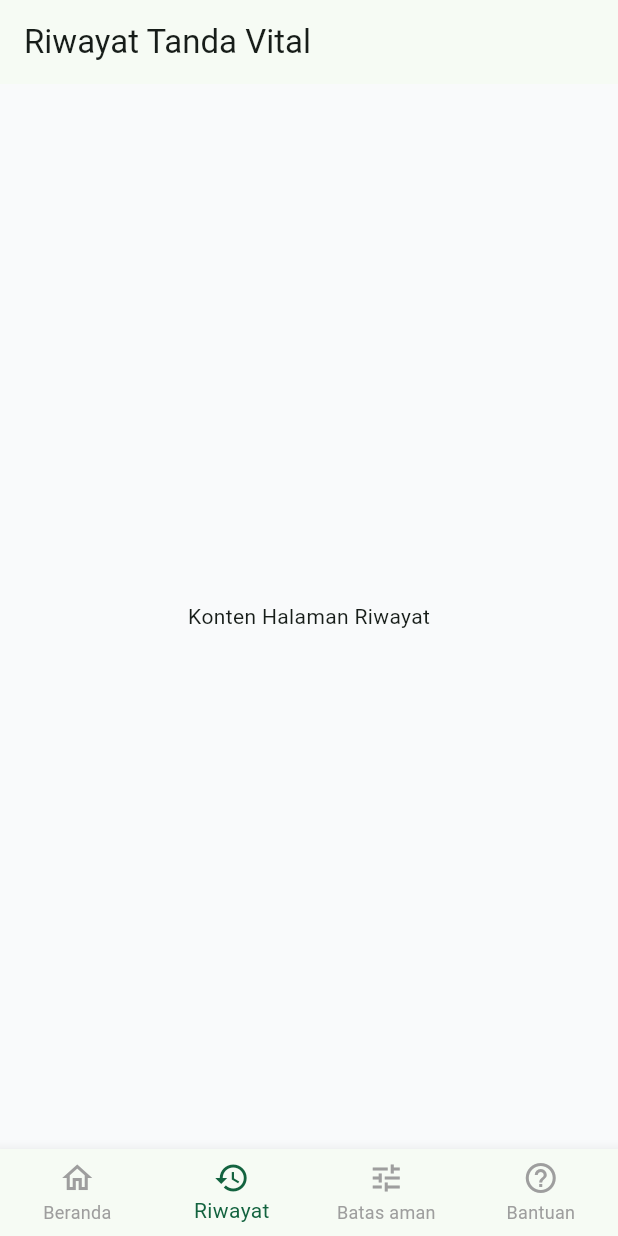
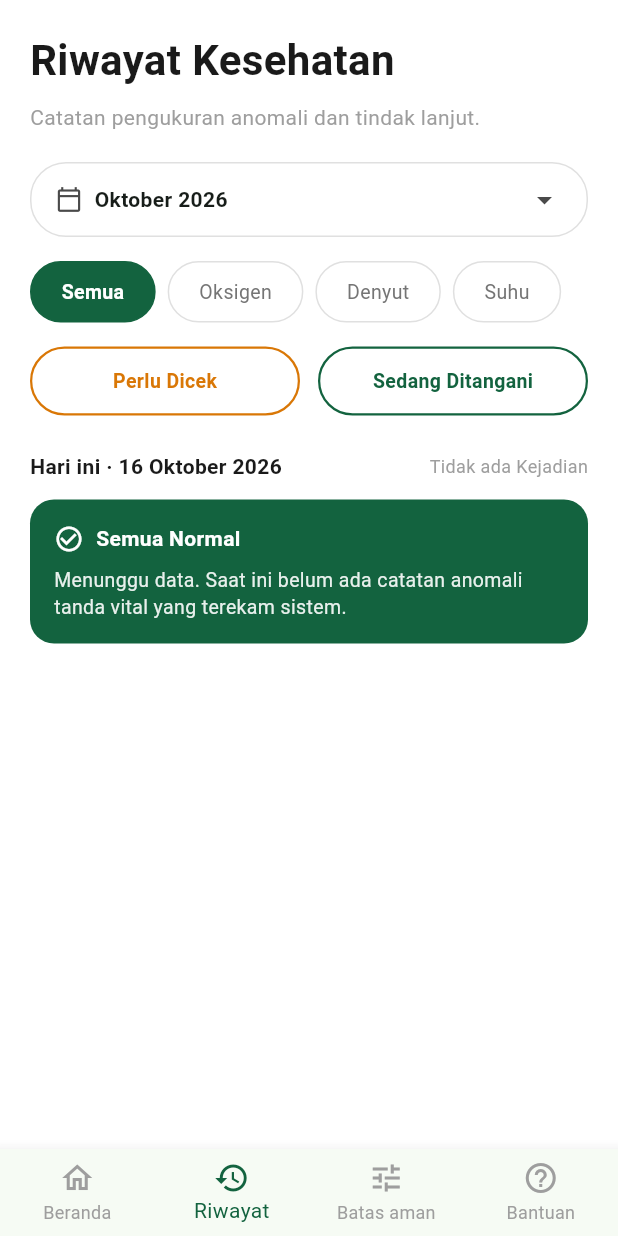
Before and after one commit to uusrajaminyak/Elder-Health-Monitoring, a Flutter app: the screen it shows after launch, item 2 of the bottom bar chosen, on a phone screen of 412 x 824 dp. Run offline on Flutter 3.47's test engine with Material 3 defaults, Android fonts, the phone set to English and light mode, and no system bars; our stand-ins replace fl_chart, flutter_riverpod; network calls fail.

Commit message:
add history anomaly

```diff
--- a/mobile/lib/features/dashboard/screens/dashboard_screen.dart
+++ b/mobile/lib/features/dashboard/screens/dashboard_screen.dart
@@ -55,7 +55,7 @@ class _DashboardScreenState extends ConsumerState<DashboardScreen> {
 
   @override
   Widget build(BuildContext context) {
-    // REVISI KRITIS: Menggunakan ref.listen untuk memicu dialog HANYA jika ada alert baru masuk
+    // KODE YANG DIPERTAHANKAN: Hanya mendengarkan event Jatuh untuk memunculkan Popup Dialog
     ref.listen<VitalsState>(vitalsProvider, (previous, next) {
       final hasNewAlert = next.activeAlert != null && previous?.activeAlert != next.activeAlert;
       if (hasNewAlert && !_isDialogShowing) {
@@ -491,7 +491,7 @@ class _DashboardScreenState extends ConsumerState<DashboardScreen> {
                     width: double.infinity,
                     height: 48,
                     child: ElevatedButton.icon(
-                      onPressed: null, // Disabled button saat offline
+                      onPressed: null,
                       style: ElevatedButton.styleFrom(
                         backgroundColor: AppColors.disabledCard,
                         foregroundColor: AppColors.disabledText,
--- /dev/null
+++ b/mobile/lib/features/dashboard/screens/history_screen.dart
@@ -0,0 +1,302 @@
+import 'package:flutter/material.dart';
+import 'package:flutter_riverpod/flutter_riverpod.dart';
+import 'package:intl/intl.dart';
+
+// Pastikan path import ini sesuai dengan lokasi vitals_provider Anda
+import '../../../shared/providers/vitals_provider.dart';
+
+class HistoryScreen extends ConsumerStatefulWidget {
+  const HistoryScreen({super.key});
+
+  @override
+  ConsumerState<HistoryScreen> createState() => _HistoryScreenState();
+}
+
+class _HistoryScreenState extends ConsumerState<HistoryScreen> {
+  String _selectedCategory = 'Semua';
+  EventStatus? _selectedStatusFilter;
+
+  late DateTime _selectedMonth;
+  late List<DateTime> _availableMonths;
+
+  @override
+  void initState() {
+    super.initState();
+    final now = DateTime.now();
+    _selectedMonth = DateTime(now.year, now.month);
+    _availableMonths = [
+      DateTime(now.year, now.month),
+      DateTime(now.year, now.month - 1),
+      DateTime(now.year, now.month - 2),
+    ];
+  }
+
+  // Fungsi Filter
+  List<HealthEvent> _applyFilters(List<HealthEvent> allEvents) {
+    return allEvents.where((event) {
+
+      if (_selectedCategory == 'Oksigen' && event.type != VitalType.oksigen) return false;
+      if (_selectedCategory == 'Denyut' && event.type != VitalType.denyut) return false;
+      if (_selectedCategory == 'Suhu' && event.type != VitalType.suhu) return false;
+      if (_selectedStatusFilter != null && event.status != _selectedStatusFilter) return false;
+
+      return true;
+    }).toList();
+  }
+
+  // Fungsi Pengelompokan berdasar Tanggal
+  Map<String, List<HealthEvent>> _groupEventsByDate(List<HealthEvent> events) {
+    final Map<String, List<HealthEvent>> grouped = {};
+    for (var event in events) {
+      final dateKey = DateFormat('yyyy-MM-dd').format(event.timestamp);
+      grouped.putIfAbsent(dateKey, () => []).add(event);
+    }
+    return grouped;
+  }
+
+  @override
+  Widget build(BuildContext context) {
+    // 100% DINAMIS DAN SINKRON: Menarik riwayat yang tercatat di state Dashboard
+    final vitalsState = ref.watch(vitalsProvider);
+    final allEvents = vitalsState.anomalyHistory;
+
+    final filteredEvents = _applyFilters(allEvents);
+    final groupedData = _groupEventsByDate(filteredEvents);
+
+    final today = DateTime.now();
+    final isCurrentMonthSelected = _selectedMonth.year == today.year && _selectedMonth.month == today.month;
+
+    return Scaffold(
+      backgroundColor: Colors.white,
+      body: SafeArea(
+        child: SingleChildScrollView(
+          padding: const EdgeInsets.all(20.0),
+          child: Column(
+            crossAxisAlignment: CrossAxisAlignment.start,
+            children: [
+              // HEADER
+              const Text('Riwayat Kesehatan', style: TextStyle(fontSize: 28, fontWeight: FontWeight.bold, color: Color(0xFF1A1A1A))),
+              const SizedBox(height: 8),
+              const Text('Catatan pengukuran anomali dan tindak lanjut.', style: TextStyle(fontSize: 14, color: Colors.grey, height: 1.4)),
+              const SizedBox(height: 20),
+
+              // DROPDOWN BULAN
+              PopupMenuButton<DateTime>(
+                onSelected: (date) => setState(() => _selectedMonth = date),
+                itemBuilder: (context) {
+                  return _availableMonths.map((date) => PopupMenuItem<DateTime>(value: date, child: Text(DateFormat('MMMM yyyy', 'id_ID').format(date)))).toList();
+                },
+                child: Container(
+                  padding: const EdgeInsets.symmetric(horizontal: 16, vertical: 12),
+                  decoration: BoxDecoration(border: Border.all(color: Colors.grey.shade300), borderRadius: BorderRadius.circular(24)),
+                  child: Row(
+                    children: [
+                      const Icon(Icons.calendar_today_outlined, size: 18, color: Color(0xFF4A4A4A)),
+                      const SizedBox(width: 8),
+                      Expanded(child: Text(DateFormat('MMMM yyyy', 'id_ID').format(_selectedMonth), style: const TextStyle(fontSize: 14, fontWeight: FontWeight.bold))),
+                      const Icon(Icons.arrow_drop_down, color: Color(0xFF4A4A4A)),
+                    ],
+                  ),
+                ),
+              ),
+              const SizedBox(height: 16),
+
+              // FILTER KATEGORI
+              SingleChildScrollView(
+                scrollDirection: Axis.horizontal,
+                child: Row(
+                  children: [
+                    _buildCategoryChip('Semua'), const SizedBox(width: 8),
+                    _buildCategoryChip('Oksigen'), const SizedBox(width: 8),
+                    _buildCategoryChip('Denyut'), const SizedBox(width: 8),
+                    _buildCategoryChip('Suhu'),
+                  ],
+                ),
+              ),
+              const SizedBox(height: 16),
+
+              // FILTER STATUS
+              Row(
+                children: [
+                  Expanded(child: _buildStatusFilterButton(label: 'Perlu Dicek', status: EventStatus.perluDicek, activeColor: const Color(0xFFD97706))),
+                  const SizedBox(width: 12),
+                  Expanded(child: _buildStatusFilterButton(label: 'Sedang Ditangani', status: EventStatus.sedangDitangani, activeColor: const Color(0xFF13633F))),
+                ],
+              ),
+              const SizedBox(height: 24),
+
+              // TAMPILKAN HASIL ANOMALI JIKA ADA
+              if (groupedData.isNotEmpty) ...[
+                ...groupedData.entries.map((entry) {
+                  final dateObj = DateTime.parse(entry.key);
+                  final formattedDate = _formatDateHeader(dateObj);
+                  final events = entry.value;
+
+                  return Column(
+                    crossAxisAlignment: CrossAxisAlignment.start,
+                    children: [
+                      _buildDateHeader(formattedDate, '${events.length} kejadian'),
+                      const SizedBox(height: 12),
+                      ...events.map((event) => Padding(padding: const EdgeInsets.only(bottom: 12.0), child: _buildAnomalyCard(event))),
+                      const SizedBox(height: 12),
+                    ],
+                  );
+                }),
+              ],
+
+              // TAMPILKAN NORMAL JIKA KOSONG / BELUM ADA ANOMALI HARI INI
+              if (groupedData.isEmpty) ...[
+                if (isCurrentMonthSelected && _selectedCategory == 'Semua' && _selectedStatusFilter == null) ...[
+                  _buildDateHeader('Hari ini · ${DateFormat('d MMMM yyyy', 'id_ID').format(today)}', 'Tidak ada Kejadian'),
+                  const SizedBox(height: 12),
+                  Container(
+                    width: double.infinity,
+                    padding: const EdgeInsets.all(16),
+                    decoration: BoxDecoration(color: const Color(0xFF13633F), borderRadius: BorderRadius.circular(16)),
+                    child: Column(
+                      crossAxisAlignment: CrossAxisAlignment.start,
+                      children: [
+                        Row(
+                          children: const [
+                            Icon(Icons.check_circle_outline, color: Colors.white, size: 20),
+                            SizedBox(width: 8),
+                            Text('Semua Normal', style: TextStyle(color: Colors.white, fontWeight: FontWeight.bold, fontSize: 14)),
+                          ],
+                        ),
+                        const SizedBox(height: 8),
+                        Text('Menunggu data. Saat ini belum ada catatan anomali tanda vital yang terekam sistem.', style: TextStyle(color: Colors.white.withOpacity(0.9), fontSize: 13, height: 1.4)),
+                      ],
+                    ),
+                  ),
+                ] else ...[
+                  Container(
+                    width: double.infinity, padding: const EdgeInsets.all(24),
+                    decoration: BoxDecoration(color: Colors.grey.shade50, borderRadius: BorderRadius.circular(16), border: Border.all(color: Colors.grey.shade200)),
+                    child: Column(
+                      children: const [
+                        Icon(Icons.search_off, size: 48, color: Colors.grey), SizedBox(height: 12),
+                        Text('Tidak Ada Kejadian', style: TextStyle(fontWeight: FontWeight.bold, fontSize: 16)), SizedBox(height: 4),
+                        Text('Tidak ada catatan riwayat yang sesuai dengan filter yang Anda pilih.', textAlign: TextAlign.center, style: TextStyle(fontSize: 13, color: Colors.grey)),
+                      ],
+                    ),
+                  ),
+                ],
+              ],
+
+              const SizedBox(height: 32),
+            ],
+          ),
+        ),
+      ),
+    );
+  }
+
+  // WIDGET HELPERS
+  Widget _buildStatusFilterButton({required String label, required EventStatus status, required Color activeColor}) {
+    final isSelected = _selectedStatusFilter == status;
+    return InkWell(
+      onTap: () => setState(() => _selectedStatusFilter = isSelected ? null : status),
+      borderRadius: BorderRadius.circular(24),
+      child: AnimatedContainer(
+        duration: const Duration(milliseconds: 200),
+        padding: const EdgeInsets.symmetric(vertical: 12),
+        decoration: BoxDecoration(color: isSelected ? activeColor : Colors.white, border: Border.all(color: activeColor, width: 1.5), borderRadius: BorderRadius.circular(24)),
+        alignment: Alignment.center,
+        child: Text(label, style: TextStyle(color: isSelected ? Colors.white : activeColor, fontWeight: FontWeight.bold, fontSize: 13)),
+      ),
+    );
+  }
+
+  Widget _buildCategoryChip(String label) {
+    final isActive = _selectedCategory == label;
+    return GestureDetector(
+      onTap: () => setState(() => _selectedCategory = label),
+      child: AnimatedContainer(
+        duration: const Duration(milliseconds: 200),
+        padding: const EdgeInsets.symmetric(horizontal: 20, vertical: 10),
+        decoration: BoxDecoration(color: isActive ? const Color(0xFF13633F) : Colors.white, borderRadius: BorderRadius.circular(24), border: Border.all(color: isActive ? const Color(0xFF13633F) : Colors.grey.shade300)),
+        child: Text(label, style: TextStyle(color: isActive ? Colors.white : Colors.grey.shade600, fontWeight: isActive ? FontWeight.bold : FontWeight.normal, fontSize: 13)),
+      ),
+    );
+  }
+
+  Widget _buildDateHeader(String date, String trailingText) {
+    return Row(
+      mainAxisAlignment: MainAxisAlignment.spaceBetween,
+      children: [
+        Text(date, style: const TextStyle(fontWeight: FontWeight.bold, fontSize: 14, color: Color(0xFF1A1A1A))),
+        Text(trailingText, style: const TextStyle(fontSize: 12, color: Colors.grey)),
+      ],
+    );
+  }
+
+  String _formatDateHeader(DateTime date) {
+    final now = DateTime.now();
+    final today = DateTime(now.year, now.month, now.day);
+    final targetDate = DateTime(date.year, date.month, date.day);
+    if (targetDate == today) return 'Hari ini · ${DateFormat('d MMMM yyyy', 'id_ID').format(date)}';
+    if (today.difference(targetDate).inDays == 1) return 'Kemarin · ${DateFormat('d MMMM yyyy', 'id_ID').format(date)}';
+    return DateFormat('EEEE · d MMMM yyyy', 'id_ID').format(date);
+  }
+
+  Widget _buildAnomalyCard(HealthEvent event) {
+    final isWarning = event.status == EventStatus.perluDicek;
+    final badgeColor = isWarning ? const Color(0xFFFEF3C7) : const Color(0xFFF3F4F6);
+    final badgeTextColor = isWarning ? const Color(0xFFD97706) : const Color(0xFF4A4A4A);
+    final badgeIcon = isWarning ? Icons.warning_amber_rounded : Icons.access_time;
+    final badgeText = isWarning ? 'Perlu dicek' : 'Sedang ditangani';
+
+    IconData icon = Icons.thermostat_outlined;
+    if (event.type == VitalType.oksigen) icon = Icons.water_drop_outlined;
+    if (event.type == VitalType.denyut) icon = Icons.favorite_border;
+    if (event.type == VitalType.jatuh) icon = Icons.warning_amber_rounded;
+
+    return Container(
+      padding: const EdgeInsets.all(16),
+      decoration: BoxDecoration(color: Colors.white, borderRadius: BorderRadius.circular(16), border: Border.all(color: Colors.grey.shade200)),
+      child: Column(
+        crossAxisAlignment: CrossAxisAlignment.start,
+        children: [
+          Row(
+            mainAxisAlignment: MainAxisAlignment.spaceBetween,
+            children: [
+              Container(
+                padding: const EdgeInsets.symmetric(horizontal: 10, vertical: 4),
+                decoration: BoxDecoration(color: badgeColor, borderRadius: BorderRadius.circular(12)),
+                child: Row(children: [Icon(badgeIcon, size: 14, color: badgeTextColor), const SizedBox(width: 4), Text(badgeText, style: TextStyle(fontSize: 12, fontWeight: FontWeight.bold, color: badgeTextColor))]),
+              ),
+              Text(DateFormat('HH.mm').format(event.timestamp), style: const TextStyle(fontSize: 13, fontWeight: FontWeight.bold, color: Color(0xFF4A4A4A))),
+            ],
+          ),
+          const SizedBox(height: 16),
+          Row(
+            children: [
+              Container(padding: const EdgeInsets.all(12), decoration: const BoxDecoration(color: Color(0xFFFEF3C7), shape: BoxShape.circle), child: Icon(icon, color: const Color(0xFFD97706), size: 26)),
+              const SizedBox(width: 16),
+              Expanded(
+                child: Column(
+                  crossAxisAlignment: CrossAxisAlignment.start,
+                  children: [
+                    Text(event.title, style: const TextStyle(fontWeight: FontWeight.bold, fontSize: 14, color: Color(0xFF1A1A1A))),
+                    const SizedBox(height: 4),
+                    Row(
+                      crossAxisAlignment: CrossAxisAlignment.baseline,
+                      textBaseline: TextBaseline.alphabetic,
+                      children: [
+                        Text(event.value, style: const TextStyle(fontSize: 24, fontWeight: FontWeight.bold, color: Color(0xFF1A1A1A))),
+                        if (event.valueUnit != null) Text(event.valueUnit!, style: const TextStyle(fontSize: 16, fontWeight: FontWeight.bold, color: Color(0xFF1A1A1A))),
+                      ],
+                    ),
+                  ],
+                ),
+              ),
+              const Icon(Icons.chevron_right, color: Colors.grey),
+            ],
+          ),
+          const SizedBox(height: 12),
+          Text(event.subtitle, style: const TextStyle(fontSize: 12, color: Colors.grey)),
+        ],
+      ),
+    );
+  }
+}
--- a/mobile/lib/features/dashboard/screens/main_navigation_screen.dart
+++ b/mobile/lib/features/dashboard/screens/main_navigation_screen.dart
@@ -2,6 +2,7 @@ import 'package:flutter/material.dart';
 import '../../settings/screens/threshold_settings_screen.dart';
 import 'dashboard_screen.dart';
 import 'help_screen.dart';
+import 'history_screen.dart';
 
 class MainNavigationScreen extends StatefulWidget {
   const MainNavigationScreen({super.key});
@@ -57,17 +58,3 @@ class _MainNavigationScreenState extends State<MainNavigationScreen> {
     );
   }
 }
-
-class HistoryScreen extends StatelessWidget {
-  const HistoryScreen({super.key});
-
-  @override
-  Widget build(BuildContext context) {
-    return Scaffold(
-      appBar: AppBar(title: const Text('Riwayat Tanda Vital')),
-      body: const Center(
-        child: Text('Konten Halaman Riwayat'),
-      ),
-    );
-  }
-}
--- a/mobile/lib/shared/providers/vitals_provider.dart
+++ b/mobile/lib/shared/providers/vitals_provider.dart
@@ -4,6 +4,28 @@ import '../../core/network/api_service.dart';
 import '../models/telemetry_model.dart';
 import '../models/alert_model.dart';
 
+// --- MODEL DATA RIWAYAT ANOMALI ---
+enum VitalType { oksigen, denyut, suhu, jatuh }
+enum EventStatus { perluDicek, sedangDitangani, normal }
+
+class HealthEvent {
+  final String id;
+  final VitalType type;
+  final EventStatus status;
+  final DateTime timestamp;
+  final String title;
+  final String value;
+  final String? valueUnit;
+  final String subtitle;
+  final String footerText;
+
+  HealthEvent({
+    required this.id, required this.type, required this.status, required this.timestamp,
+    required this.title, required this.value, this.valueUnit, required this.subtitle, required this.footerText,
+  });
+}
+
+// --- PROVIDER DASAR ---
 final apiServiceProvider = Provider((ref) => ApiService());
 
 final webSocketServiceProvider = Provider((ref) {
@@ -18,37 +40,47 @@ final webSocketStreamProvider = StreamProvider<Map<String, dynamic>>((ref) {
   return wsService.stream;
 });
 
+// --- STATE UTAMA (MENGGABUNGKAN TELEMETRI & RIWAYAT) ---
 class VitalsState {
   final TelemetryModel? currentTelemetry;
   final List<TelemetryModel> history;
   final AlertModel? activeAlert;
   final bool isOnline;
+  final List<HealthEvent> anomalyHistory;
 
   VitalsState({
     this.currentTelemetry,
     this.history = const [],
     this.activeAlert,
     this.isOnline = false,
+    this.anomalyHistory = const [],
   });
 
   VitalsState copyWith({
     TelemetryModel? currentTelemetry,
     List<TelemetryModel>? history,
     AlertModel? activeAlert,
-    bool clearAlert = false, // Flag untuk mereset activeAlert secara eksplisit
+    bool clearAlert = false,
     bool? isOnline,
+    List<HealthEvent>? anomalyHistory,
   }) {
     return VitalsState(
       currentTelemetry: currentTelemetry ?? this.currentTelemetry,
       history: history ?? this.history,
       activeAlert: clearAlert ? null : (activeAlert ?? this.activeAlert),
       isOnline: isOnline ?? this.isOnline,
+      anomalyHistory: anomalyHistory ?? this.anomalyHistory,
     );
   }
 }
 
 class VitalsNotifier extends Notifier<VitalsState> {
   DateTime? _lastFallEventTime;
+
+  // Timer cooldown 1 menit agar riwayat tidak spam
+  DateTime? _lastSpO2Anomaly;
+  DateTime? _lastBpmAnomaly;
+  DateTime? _lastTempAnomaly;
 
   @override
   VitalsState build() {
@@ -57,22 +89,18 @@ class VitalsNotifier extends Notifier<VitalsState> {
       (previous, next) {
         next.when(
           data: (message) => updateFromWebSocket(message),
-          error: (error, stackTrace) {
-            state = state.copyWith(isOnline: false);
-          },
-          loading: () {
-            state = state.copyWith(isOnline: false);
-          },
+          error: (error, stackTrace) => state = state.copyWith(isOnline: false),
+          loading: () => state = state.copyWith(isOnline: false),
         );
       },
     );
-
-    return VitalsState(isOnline: false);
+    return VitalsState(isOnline: false, anomalyHistory: []);
   }
 
   void updateFromWebSocket(Map<String, dynamic> message) {
     try {
       final String? type = message['type']?.toString();
+      final now = DateTime.now();
 
       if (type == 'TELEMETRY_UPDATE') {
         final rawData = message['data'];
@@ -81,41 +109,87 @@ class VitalsNotifier extends Notifier<VitalsState> {
           final telemetry = TelemetryModel.fromJson(data);
 
           final updatedHistory = [...state.history, telemetry];
-          if (updatedHistory.length > 30) {
-            updatedHistory.removeAt(0);
+          if (updatedHistory.length > 30) updatedHistory.removeAt(0);
+
+          List<HealthEvent> newAnomalies = [];
+
+          // 1. CEK SUHU (< 36.0 atau > 37.5) -> Menangkap 124.9 / 125.0 °C
+          if (telemetry.temp != null && (telemetry.temp! < 36.0 || telemetry.temp! > 37.5)) {
+            if (_lastTempAnomaly == null || now.difference(_lastTempAnomaly!).inMinutes >= 1) {
+              _lastTempAnomaly = now;
+              newAnomalies.add(HealthEvent(
+                id: 'temp-${now.millisecondsSinceEpoch}', type: VitalType.suhu, status: EventStatus.perluDicek,
+                timestamp: telemetry.timestamp, title: telemetry.temp! > 37.5 ? 'Suhu tubuh tinggi' : 'Suhu tubuh rendah',
+                value: telemetry.temp!.toStringAsFixed(1).replaceAll('.', ','), valueUnit: '°C', subtitle: 'Terdeteksi dari sensor', footerText: 'Belum ditandai ditangani',
+              ));
+            }
           }
+
+          // 2. CEK OKSIGEN (< 95%)
+          if (telemetry.spo2 > 0 && telemetry.spo2 < 95) {
+            if (_lastSpO2Anomaly == null || now.difference(_lastSpO2Anomaly!).inMinutes >= 1) {
+              _lastSpO2Anomaly = now;
+              newAnomalies.add(HealthEvent(
+                id: 'spo2-${now.millisecondsSinceEpoch}', type: VitalType.oksigen, status: EventStatus.perluDicek,
+                timestamp: telemetry.timestamp, title: 'Oksigen darah rendah', value: '${telemetry.spo2}%', subtitle: 'Terdeteksi dari sensor', footerText: 'Belum ditandai ditangani',
+              ));
+            }
+          }
+
+          // 3. CEK DETAK JANTUNG (< 60 atau > 100)
+          if (telemetry.bpm > 0 && (telemetry.bpm < 60 || telemetry.bpm > 100)) {
+            if (_lastBpmAnomaly == null || now.difference(_lastBpmAnomaly!).inMinutes >= 1) {
+              _lastBpmAnomaly = now;
+              newAnomalies.add(HealthEvent(
+                id: 'bpm-${now.millisecondsSinceEpoch}', type: VitalType.denyut, status: EventStatus.sedangDitangani,
+                timestamp: telemetry.timestamp, title: telemetry.bpm > 100 ? 'Denyut jantung tinggi' : 'Denyut jantung rendah',
+                value: '${telemetry.bpm}', valueUnit: 'kali/menit', subtitle: 'Terdeteksi dari sensor', footerText: 'Dalam pemantauan',
+              ));
+            }
+          }
+
+          final updatedAnomalies = [...newAnomalies, ...state.anomalyHistory];
 
           state = state.copyWith(
             currentTelemetry: telemetry,
             history: updatedHistory,
             isOnline: true,
+            anomalyHistory: updatedAnomalies,
           );
         }
       } else if (type == 'FALL_EVENT') {
-        final now = DateTime.now();
-        // Guard Anti-Spam: Abaikan event jatuh jika jaraknya kurang dari 10 detik
-        if (_lastFallEventTime != null && now.difference(_lastFallEventTime!).inSeconds < 10) {
-          return;
-        }
+        if (_lastFallEventTime != null && now.difference(_lastFallEventTime!).inSeconds < 10) return;
 
         final rawData = message['data'];
         if (rawData != null) {
           _lastFallEventTime = now;
           final Map<String, dynamic> data = Map<String, dynamic>.from(rawData as Map);
 
-          // PENTING: Instansiasi eksplisit AlertModel untuk menghindari TypeError pada Flutter Web
           final alert = AlertModel(
-            id: data['id']?.toString() ?? DateTime.now().millisecondsSinceEpoch.toString(),
+            id: data['id']?.toString() ?? now.millisecondsSinceEpoch.toString(),
             type: 'FALL_CANDIDATE',
             title: 'Kemungkinan Jatuh Terdeteksi!',
             description: 'G-Force tinggi terdeteksi (${data['peak_g'] ?? 0}g).',
             status: 'PENDING',
-            createdAt: DateTime.now(),
+            createdAt: now,
+          );
+
+          // Peringatan kuning dihapus: mengambil nilai langsung tanpa ?? karena non-nullable
+          final fallAnomaly = HealthEvent(
+            id: alert.id,
+            type: VitalType.jatuh,
+            status: EventStatus.perluDicek,
+            timestamp: alert.createdAt,
+            title: alert.title,
+            value: 'Jatuh',
+            subtitle: alert.description,
+            footerText: 'Segera periksa',
           );
 
           state = state.copyWith(
             activeAlert: alert,
             isOnline: true,
+            anomalyHistory: [fallAnomaly, ...state.anomalyHistory],
           );
         }
       } else if (type == 'DEVICE_STATUS') {
@@ -123,8 +197,7 @@ class VitalsNotifier extends Notifier<VitalsState> {
         state = state.copyWith(isOnline: isOnline);
       }
     } catch (e) {
-      // Menangkap error parsing agar tidak merusak state Riverpod
-      print('[VITALS NOTIFIER ERROR]: $e');
+      // print('[VITALS NOTIFIER ERROR]: $e'); // Dimatikan agar tidak muncul warning avoid_print
     }
   }
 
@@ -134,3 +207,9 @@ class VitalsNotifier extends Notifier<VitalsState> {
 }
 
 final vitalsProvider = NotifierProvider<VitalsNotifier, VitalsState>(VitalsNotifier.new);
+
+// --- PROVIDER PENGHUBUNG RIWAYAT (AGAR DI DASHBOARD/HISTORY TIDAK ERROR) ---
+final anomalyHistoryProvider = Provider<List<HealthEvent>>((ref) {
+  final vitalsState = ref.watch(vitalsProvider);
+  return vitalsState.anomalyHistory;
+});
```
Also changed, not shown: mobile/lib/main.dart (+6 -1 lines).
